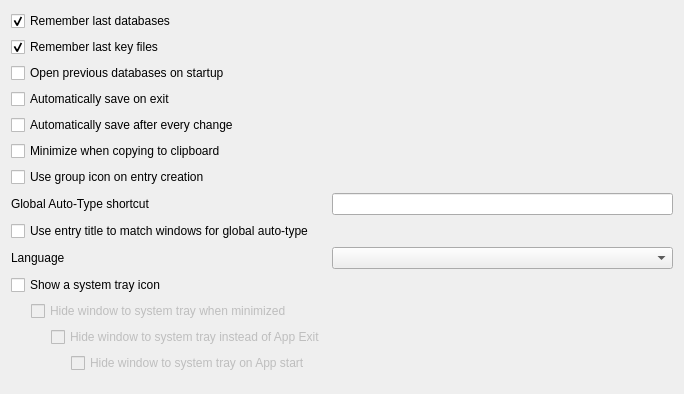
The window that src/gui/SettingsWidgetGeneral.ui (keepassxreboot/keepassxc) describes before a commit, drawn with Qt 5.
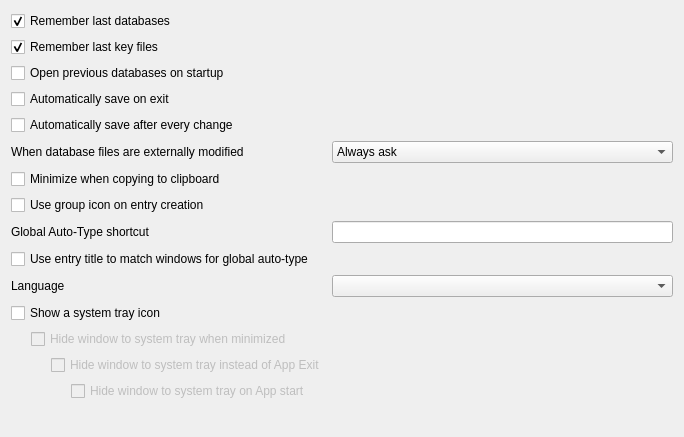
The same window after the commit. Custom widgets are drawn as their Qt base class.

Commit message: Detect background changes to database file. Merged from https://github.com/daniellandau/keepassx/commit/ce4abdc0ef92e3fa2c0054c5c181b7b0575bbcba

```diff
--- a/src/gui/SettingsWidgetGeneral.ui
+++ b/src/gui/SettingsWidgetGeneral.ui
@@ -7,7 +7,7 @@
     <x>0</x>
     <y>0</y>
     <width>684</width>
-    <height>394</height>
+    <height>437</height>
    </rect>
   </property>
   <layout class="QFormLayout" name="formLayout">
@@ -56,54 +56,80 @@
     </widget>
    </item>
    <item row="5" column="0">
+    <widget class="QLabel" name="label_2">
+     <property name="text">
+      <string>When database files are externally modified</string>
+     </property>
+    </widget>
+   </item>
+   <item row="5" column="1">
+    <widget class="QComboBox" name="reloadBehavior">
+     <item>
+      <property name="text">
+       <string>Always ask</string>
+      </property>
+     </item>
+     <item>
+      <property name="text">
+       <string>Reload unmodified databases</string>
+      </property>
+     </item>
+     <item>
+      <property name="text">
+       <string>Ignore modifications</string>
+      </property>
+     </item>
+    </widget>
+   </item>
+   <item row="6" column="0">
     <widget class="QCheckBox" name="minimizeOnCopyCheckBox">
      <property name="text">
       <string>Minimize when copying to clipboard</string>
      </property>
     </widget>
    </item>
-   <item row="6" column="0">
+   <item row="7" column="0">
     <widget class="QCheckBox" name="useGroupIconOnEntryCreationCheckBox">
      <property name="text">
       <string>Use group icon on entry creation</string>
      </property>
     </widget>
    </item>
-   <item row="7" column="0">
+   <item row="8" column="0">
     <widget class="QLabel" name="autoTypeShortcutLabel">
      <property name="text">
       <string>Global Auto-Type shortcut</string>
      </property>
     </widget>
    </item>
-   <item row="7" column="1">
+   <item row="8" column="1">
     <widget class="ShortcutWidget" name="autoTypeShortcutWidget"/>
    </item>
-   <item row="8" column="0">
+   <item row="9" column="0">
     <widget class="QCheckBox" name="autoTypeEntryTitleMatchCheckBox">
      <property name="text">
       <string>Use entry title to match windows for global auto-type</string>
      </property>
     </widget>
    </item>
-   <item row="9" column="0">
+   <item row="10" column="0">
     <widget class="QLabel" name="languageLabel">
      <property name="text">
       <string>Language</string>
      </property>
     </widget>
    </item>
-   <item row="9" column="1">
+   <item row="10" column="1">
     <widget class="QComboBox" name="languageComboBox"/>
    </item>
-   <item row="10" column="0">
+   <item row="11" column="0">
     <widget class="QCheckBox" name="systrayShowCheckBox">
      <property name="text">
       <string>Show a system tray icon</string>
      </property>
     </widget>
    </item>
-   <item row="11" column="0">
+   <item row="12" column="0">
     <layout class="QHBoxLayout" name="systray1Layout">
      <property name="sizeConstraint">
       <enum>QLayout::SetMaximumSize</enum>
@@ -142,7 +168,7 @@
      </item>
     </layout>
    </item>
-   <item row="12" column="0">
+   <item row="13" column="0">
     <layout class="QHBoxLayout" name="systray2Layout">
      <property name="sizeConstraint">
       <enum>QLayout::SetMaximumSize</enum>
@@ -172,7 +198,7 @@
      </item>
     </layout>
    </item>
-   <item row="13" column="0">
+   <item row="14" column="0">
     <layout class="QHBoxLayout" name="systray3Layout">
      <property name="sizeConstraint">
       <enum>QLayout::SetMaximumSize</enum>
```
Left out of the diff: 1 changed line with no effect on the pictures. The commit also changes 11 other files.
